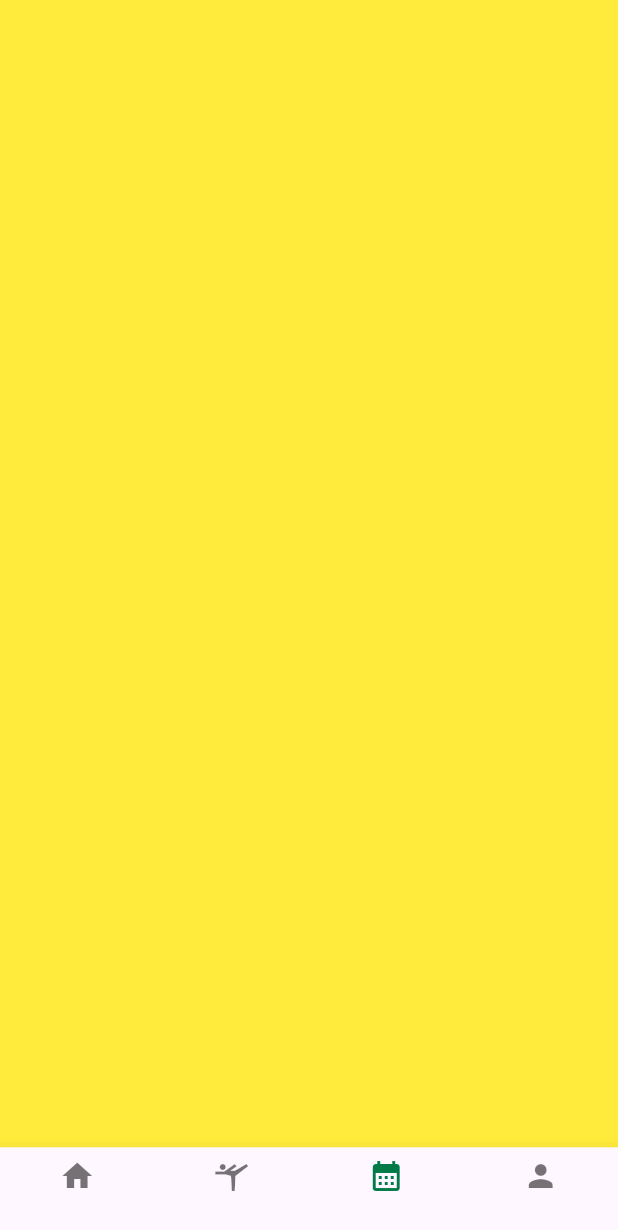
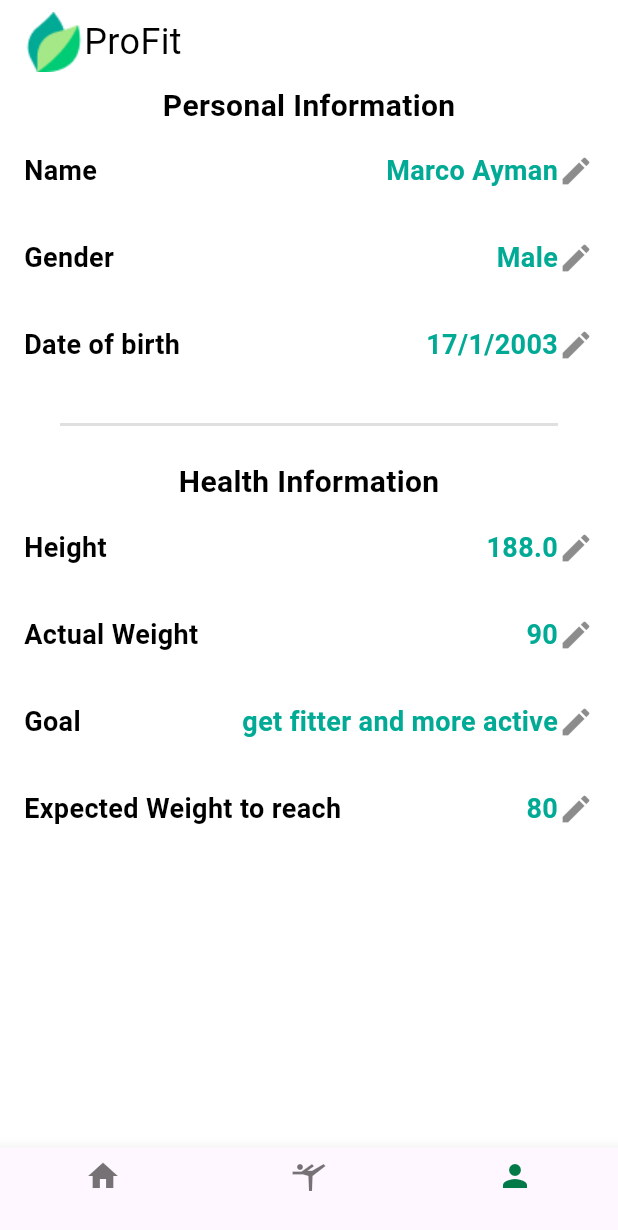
Before and after one commit to marcoayman11/software, a Flutter app: the screen it shows after launch, item 3 of the bottom bar chosen, on a phone screen of 412 x 824 dp. Shown: the top 1230 px of the screen. Run offline on Flutter 3.47's test engine with Material 3 defaults, Android fonts, the phone set to English and light mode, and no system bars; our stand-ins replace badges, google_fonts.

Commit message:
final task

```diff
--- a/lib/Model/modelcard.dart
+++ b/lib/Model/modelcard.dart
@@ -7,6 +7,7 @@ class ModelCard{
     required this.text1,
     required this.text2,
     required this.pathimage,
-     this.flag=true}
+     this.flag=true
+  }
       );
 }
--- a/lib/main.dart
+++ b/lib/main.dart
@@ -1,4 +1,6 @@
 import 'package:flutter/material.dart';
+import 'package:project_software/screens/login/loginscreen.dart';
+import 'package:project_software/screens/subscription/subscription.dart';
 import 'package:provider/provider.dart';
 import 'provider/myprovider.dart';
 import 'screens/home/homescreen.dart';
@@ -16,7 +18,11 @@ class MyApplication extends StatelessWidget{
       MaterialApp(
           debugShowCheckedModeBanner: false,
           initialRoute: Home_Screen.nameroute,
-          routes: {Home_Screen.nameroute: (context) => Home_Screen(),
+          //Login_Screen.nameroute,
+          routes: {
+            Login_Screen.nameroute:(context) => Login_Screen(),
+            Home_Screen.nameroute : (context) => Home_Screen(),
+          Subscription.nameroute  :(context) => Subscription(),
           },
         theme: AppTheme.lightTheme,
       );
--- a/lib/screens/home/homescreen.dart
+++ b/lib/screens/home/homescreen.dart
@@ -3,12 +3,9 @@ import 'package:flutter/material.dart';
 import 'package:project_software/provider/myprovider.dart';
 import 'package:project_software/styles/theme.dart';
 import 'package:provider/provider.dart';
-import '../../taps/tapfour.dart';
 import '../../taps/tapone.dart';
 import '../../taps/tapthree.dart';
 import '../../taps/taptwo.dart';
-
-
 class Home_Screen extends StatelessWidget {
   static const String nameroute = "home";
   int index = 0;
@@ -16,7 +13,6 @@ class Home_Screen extends StatelessWidget {
     TapOne(),
     TapTwo(),
     TapThree(),
-    TapFour(),
   ];
   @override
   Widget build(BuildContext context) {
@@ -39,10 +35,6 @@ class Home_Screen extends StatelessWidget {
                 icon: Icon(Icons.sports_gymnastics)
             ),
             BottomNavigationBarItem(
-                icon:Icon(Icons.calendar_month)
-                ,label: ""
-            ),
-            BottomNavigationBarItem(
                 icon:Icon(Icons.person)
                     ,label: ""
             )
--- a/lib/taps/tapthree.dart
+++ b/lib/taps/tapthree.dart
@@ -2,11 +2,69 @@
 import 'package:flutter/cupertino.dart';
 import 'package:flutter/material.dart';
 
+import '../styles/theme.dart';
+
 class TapThree extends StatelessWidget {
   @override
   Widget build(BuildContext context) {
-    return Container(
-      color: Colors.yellow,
+    return Column(
+      crossAxisAlignment: CrossAxisAlignment.start,
+      children: [
+        Padding(
+          padding: const EdgeInsets.symmetric(vertical:8,horizontal:16),
+          child: Row(
+            children: [
+              Image.asset("assets/images/logo.png"),
+              Text("ProFit",style: AppTheme.titlestyle),
+            ],
+          ),
+        ),
+
+      Center(
+          child: Text("Personal Information",style: TextStyle(
+            fontWeight: FontWeight.bold,
+            fontSize: 20,
+            color: Colors.black
+          ),)),
+        Information("Name","Marco Ayman"),
+        Information("Gender" ,"Male"),
+        Information("Date of birth", "17/1/2003"),
+        Padding(
+          padding: const EdgeInsets.symmetric(vertical: 16,horizontal: 40),
+          child: Divider(thickness: 2,color: Colors.black12,),
+        ),
+        Center(
+            child: Text("Health Information",style: TextStyle(
+                fontWeight: FontWeight.bold,
+                fontSize: 20,
+                color: Colors.black
+            ),)),
+        Information("Height","188.0"),
+        Information("Actual Weight","90"),
+        Information("Goal","get fitter and more active"),
+        Information("Expected Weight to reach","80"),
+      ],
+    );
+  }
+  Widget Information(String text1,String text2){
+    return  Padding(
+      padding: const EdgeInsets.all(16),
+      child: Row(
+        children: [
+          Text(text1,style: TextStyle(
+              fontWeight: FontWeight.w700,
+              fontSize: 18,
+              color: Colors.black
+          ),),
+          Spacer(),
+          Text(text2,style: TextStyle(
+              fontWeight: FontWeight.w700,
+              fontSize: 18,
+              color: Color(0XFF00AA95)//Colors.black45
+          ),),
+          Icon(Icons.edit ,color: Colors.black45,)
+        ],
+      ),
     );
   }
 }
--- a/lib/taps/taptwo.dart
+++ b/lib/taps/taptwo.dart
@@ -25,7 +25,7 @@ class TapTwo extends StatelessWidget {
           child: Row(
             children: [
               Image.asset("assets/images/logo.png"),
-              Text("ProFitness",style: AppTheme.titlestyle),
+              Text("ProFit",style: AppTheme.titlestyle),
             ],
           ),
         ),
```
Also changed, not shown: lib/screens/login/loginscreen.dart (added, +173 -0 lines), lib/screens/subscription/subscription.dart (added, +87 -0 lines), lib/taps/tapfour.dart (deleted, +0 -12 lines), lib/taps/tapone.dart (+6 -14 lines).
